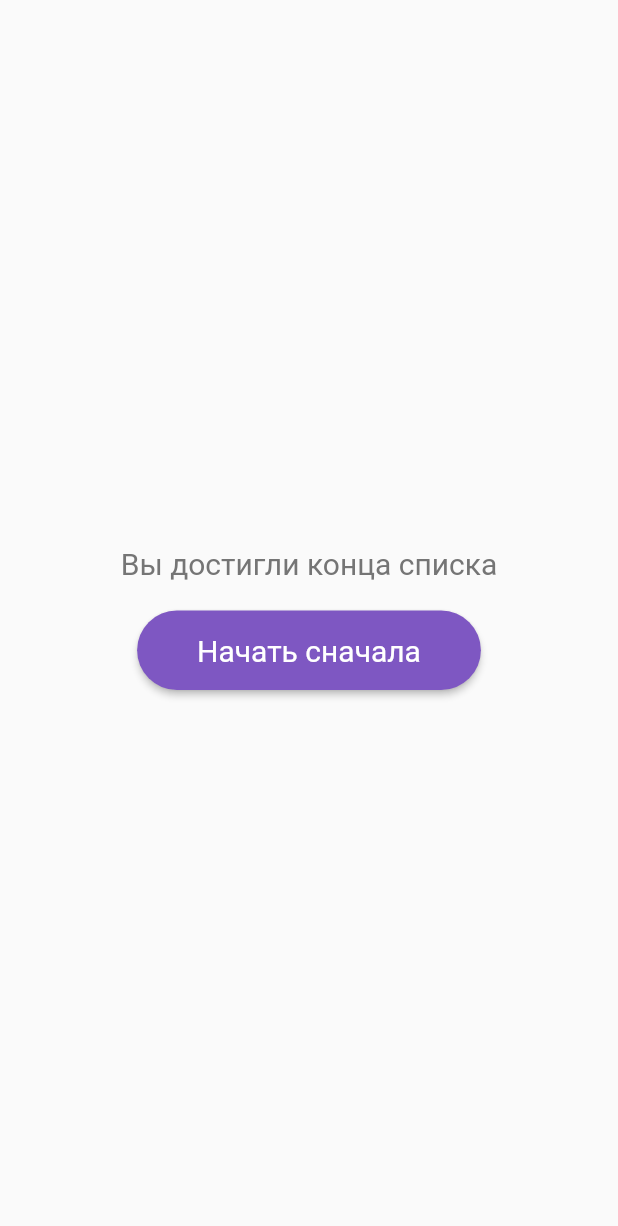
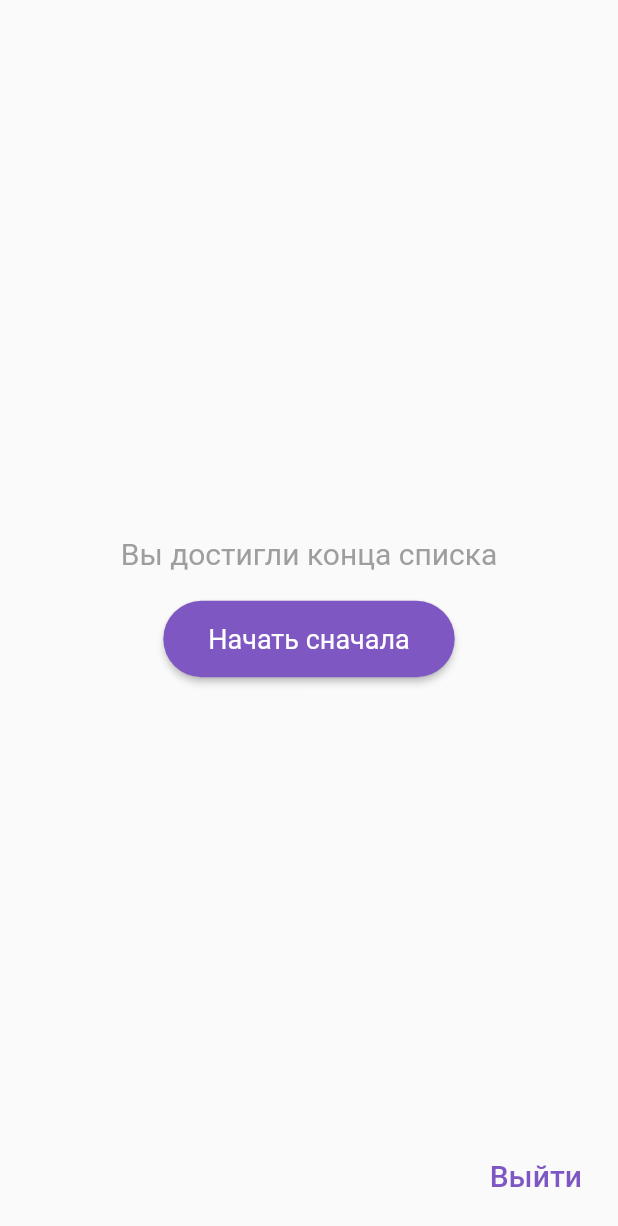
Before and after one commit to akmalova/tinder, a Flutter app: the Finish screen opened by its route, on a phone screen of 412 x 824 dp. Shown: the top 1226 px of the screen. Run offline on Flutter 3.47's test engine with Material 2 defaults, Android fonts, the phone set to English and light mode, and no system bars; our stand-ins replace bloc, flutter_bloc, swipe_cards.

Commit message:
Exit button added

```diff
--- a/lib/screens/finish.dart
+++ b/lib/screens/finish.dart
@@ -6,13 +6,25 @@ class Finish extends StatelessWidget {
   @override
   Widget build(BuildContext context) {
     return Scaffold(
+      floatingActionButton: TextButton(
+        child: Text(
+          'Выйти',
+          style: TextStyle(
+            fontSize: 20,
+            color: Colors.deepPurple[400],
+          ),
+        ),
+        onPressed: () {
+          Navigator.of(context).pushReplacementNamed('/auth');
+        },
+      ),
       body: Center(
         child: Column(
           mainAxisAlignment: MainAxisAlignment.center,
           children: <Widget>[
             Text(
               'Вы достигли конца списка',
-              style: TextStyle(fontSize: 20, color: Colors.grey[600]),
+              style: TextStyle(fontSize: 20, color: Colors.grey[500]),
             ),
             const SizedBox(
               height: 20,
@@ -22,15 +34,18 @@ class Finish extends StatelessWidget {
                 Navigator.of(context).pushReplacementNamed('/cards');
               },
               style: ElevatedButton.styleFrom(
-                textStyle: const TextStyle(fontSize: 20),
+                textStyle: const TextStyle(fontSize: 18),
                 primary: Colors.deepPurple[400],
                 padding:
-                    const EdgeInsets.symmetric(horizontal: 40, vertical: 15),
+                    const EdgeInsets.symmetric(horizontal: 30, vertical: 15),
                 shape: RoundedRectangleBorder(
                   borderRadius: BorderRadius.circular(50),
                 ),
               ),
               child: const Text('Начать сначала'),
+            ),
+            const SizedBox(
+              height: 15,
             ),
           ],
         ),
--- a/lib/screens/registration.dart
+++ b/lib/screens/registration.dart
@@ -1,5 +1,6 @@
 import 'package:flutter/material.dart';
 
+// По ТЗ нужно сделать заглушку
 class Registration extends StatelessWidget {
   const Registration({Key? key}) : super(key: key);
 
```
